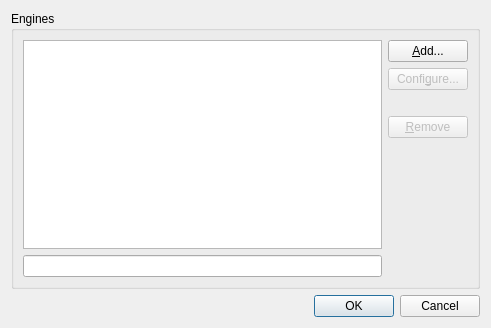
This is projects/gui/ui/enginemanagementdlg.ui in cutechess/cutechess as Qt 5 draws it before an edit. The edited form follows.
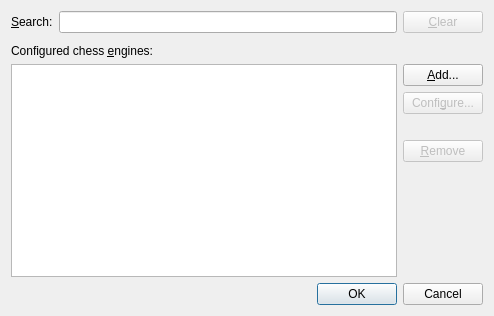
This is the edited form. Custom widgets are drawn as their Qt base class.

Commit message:
Redesign the engine management dialog.
* Remove the HintLineEdit component: use regular components instead.
* Move the search components to the top.
* Add 'Clear' button.

Diff of the .ui file:
```diff
--- a/projects/gui/ui/enginemanagementdlg.ui
+++ b/projects/gui/ui/enginemanagementdlg.ui
@@ -1,12 +1,12 @@
 <ui version="4.0" >
  <class>EngineManagementDialog</class>
- <widget class="QDialog" name="EngineManagementDialog" >
-  <property name="geometry" >
+ <widget class="QDialog" name="EngineManagementDialog">
+  <property name="geometry">
    <rect>
     <x>0</x>
     <y>0</y>
-    <width>491</width>
-    <height>328</height>
+    <width>494</width>
+    <height>316</height>
    </rect>
   </property>
   <property name="windowTitle" >
@@ -16,18 +16,72 @@
    <item row="0" column="0" >
     <layout class="QVBoxLayout" name="verticalLayout_3" >
      <item>
-      <widget class="QGroupBox" name="groupBox" >
-       <property name="title" >
-        <string>Engines</string>
-       </property>
-       <layout class="QGridLayout" name="gridLayout_4" >
-        <item row="0" column="0" >
-         <layout class="QGridLayout" name="gridLayout" >
-          <item row="1" column="1" >
-           <layout class="QVBoxLayout" name="verticalLayout" >
+      <layout class="QHBoxLayout" name="horizontalLayout_2">
+       <item>
+        <layout class="QGridLayout" name="gridLayout">
+         <item row="1" column="0">
+          <widget class="QLabel" name="label">
+           <property name="text">
+            <string>&amp;Search:</string>
+           </property>
+           <property name="buddy">
+            <cstring>m_searchEngineEdit</cstring>
+           </property>
+          </widget>
+         </item>
+         <item row="1" column="1">
+          <widget class="QLineEdit" name="m_searchEngineEdit"/>
+         </item>
+         <item row="1" column="2">
+          <widget class="QPushButton" name="m_clearBtn">
+           <property name="enabled">
+            <bool>false</bool>
+           </property>
+           <property name="text">
+            <string>&amp;Clear</string>
+           </property>
+          </widget>
+         </item>
+        </layout>
+       </item>
+      </layout>
+     </item>
             <item>
-             <widget class="QPushButton" name="m_addBtn" >
-              <property name="text" >
+      <spacer name="verticalSpacer_3">
+       <property name="orientation">
+        <enum>Qt::Vertical</enum>
+       </property>
+       <property name="sizeType">
+        <enum>QSizePolicy::Fixed</enum>
+       </property>
+       <property name="sizeHint" stdset="0">
+        <size>
+         <width>1</width>
+         <height>5</height>
+        </size>
+       </property>
+      </spacer>
+     </item>
+     <item>
+      <widget class="QLabel" name="label_2">
+       <property name="text">
+        <string>Configured chess &amp;engines:</string>
+       </property>
+       <property name="buddy">
+        <cstring>m_enginesList</cstring>
+       </property>
+      </widget>
+     </item>
+     <item>
+      <layout class="QHBoxLayout" name="horizontalLayout">
+       <item>
+        <widget class="QListView" name="m_enginesList"/>
+       </item>
+       <item>
+        <layout class="QVBoxLayout" name="verticalLayout">
+         <item>
+          <widget class="QPushButton" name="m_addBtn">
+           <property name="text">
                <string>&amp;Add...</string>
               </property>
              </widget>
@@ -83,20 +137,7 @@
             </item>
            </layout>
           </item>
-          <item row="1" column="0" >
-           <widget class="QListView" name="m_enginesList" />
-          </item>
-          <item row="2" column="0" >
-           <widget class="HintLineEdit" name="m_filterEnginesEdit" >
-            <property name="hintText" >
-             <string>Filter</string>
-            </property>
-           </widget>
-          </item>
-         </layout>
-        </item>
-       </layout>
-      </widget>
+      </layout>
      </item>
      <item>
       <widget class="QDialogButtonBox" name="buttonBox" >
@@ -109,13 +150,6 @@
    </item>
   </layout>
  </widget>
- <customwidgets>
-  <customwidget>
-   <class>HintLineEdit</class>
-   <extends>QLineEdit</extends>
-   <header>HintLineEdit</header>
-  </customwidget>
- </customwidgets>
  <tabstops>
   <tabstop>m_enginesList</tabstop>
   <tabstop>m_addBtn</tabstop>
```
Left out of the diff: 68 changed lines with no effect on the pictures. Lines whose indentation alone changed are shown as unchanged. The commit also changes 2 other files.
